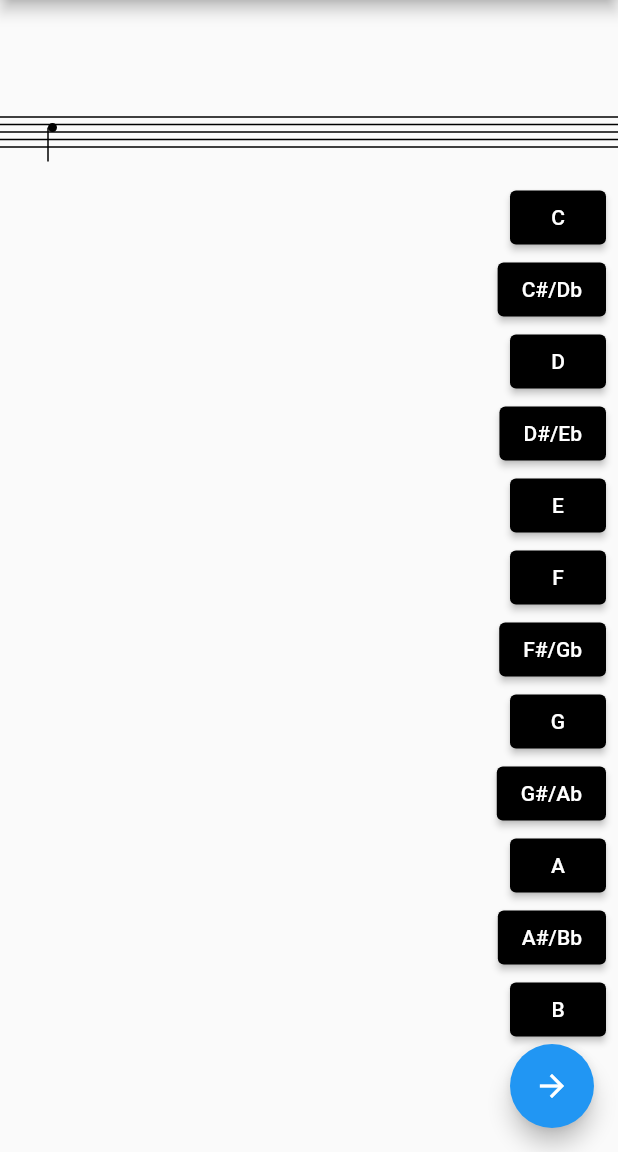
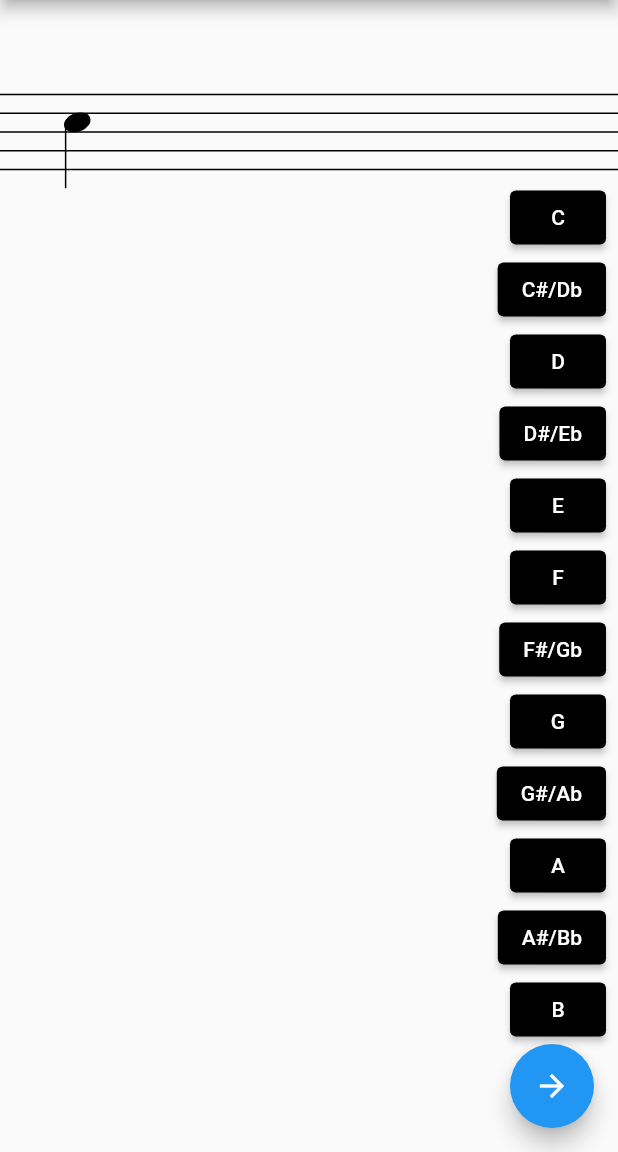
Before and after one commit to bretjackson/MusicNotato, a Flutter app: the screen it shows after launch, after a tap on "C#/Db", on a phone screen of 412 x 824 dp, the part 84-1236 px from its top. Run offline on Flutter 3.47's test engine with Material 2 defaults, Android fonts, the phone set to English and light mode, and no system bars; our stand-ins replace audioplayers.

Commit message:
Changed note-drawing graphics to look nicer and more professional.

```diff
--- a/lib/Graphics.dart
+++ b/lib/Graphics.dart
@@ -1,3 +1,5 @@
+import 'dart:math';
+
 import 'package:flutter/material.dart';
 
 class Graphics extends CustomPainter {
@@ -13,89 +15,136 @@ class Graphics extends CustomPainter {
     var paint = Paint()
       ..color = Colors.black
       ..strokeWidth = 1.0;
-    double radius = 3;
+    double x = size.height/4;
 
-    // draws the staff
-    canvas.drawLine(Offset(0, size.height * 0.3), Offset(size.width, size.height * 0.3), paint);
-    canvas.drawLine(Offset(0, size.height * 0.4), Offset(size.width, size.height * 0.4), paint);
-    canvas.drawLine(Offset(0, size.height * 0.5), Offset(size.width, size.height * 0.5), paint);
-    canvas.drawLine(Offset(0, size.height * 0.6), Offset(size.width, size.height * 0.6), paint);
-    canvas.drawLine(Offset(0, size.height * 0.7), Offset(size.width, size.height * 0.7), paint);
+    // Draws the staff
+    canvas.drawLine(Offset(0, 0), Offset(size.width, 0), paint);
+    canvas.drawLine(Offset(0, x), Offset(size.width, x), paint);
+    canvas.drawLine(Offset(0, 2*x), Offset(size.width, 2*x), paint);
+    canvas.drawLine(Offset(0, 3*x), Offset(size.width, 3*x), paint);
+    canvas.drawLine(Offset(0, 4*x), Offset(size.width, 4*x), paint);
 
-    // for(String note in noteList) {
     for(int i = 0; i < noteList.length; i++) {
       double xPosition = notePosition[i];
       if(noteList[i] =='c') {
-        double y = -28; // Current y-direction offset; determines note
-
-        canvas.drawCircle(Offset(xPosition,size.height+y), radius, paint);
-        canvas.drawLine(Offset(-radius+xPosition,size.height+y),Offset(-radius+xPosition,size.height*0.5-0.7*y),paint);
+        canvas.save();
+        canvas.translate(xPosition,0);
+        canvas.rotate(-20*(pi/180));
+        Rect noteHead = Offset(0, 1.5*x-0.15*x) & Size((748/512)*x, x);
+        canvas.drawOval(noteHead, paint);
+        canvas.translate(-xPosition,0);
+        canvas.restore();
+        canvas.drawLine(Offset(xPosition+0.7*x, 1.5*x), Offset(xPosition+0.7*x, 5*x), paint);
       }
       else if(noteList[i] =='cs') {
-        double y = -28; // Current y-direction offset; determines note
-
-        canvas.drawCircle(Offset(xPosition,size.height+y), radius, paint);
-        canvas.drawLine(Offset(-radius+xPosition,size.height+y),Offset(-radius+xPosition,size.height*0.5-0.7*y),paint);
+        canvas.save();
+        canvas.translate(xPosition,0);
+        canvas.rotate(-20*(pi/180));
+        Rect noteHead = Offset(0, 1.5*x-0.15*x) & Size((748/512)*x, x);
+        canvas.drawOval(noteHead, paint);
+        canvas.translate(-xPosition,0);
+        canvas.restore();
+        canvas.drawLine(Offset(xPosition+0.7*x, 1.5*x), Offset(xPosition+0.7*x, 5*x), paint);
       }
       else if(noteList[i] =='d') {
-        double y = -30; // Current y-direction offset; determines note
-
-        canvas.drawCircle(Offset(xPosition,size.height+y), radius, paint);
-        canvas.drawLine(Offset(-radius+xPosition,size.height+y),Offset(-radius+xPosition,size.height*0.5-0.5*y),paint);
+        canvas.save();
+        canvas.translate(xPosition,0);
+        canvas.rotate(-20*(pi/180));
+        Rect noteHead = Offset(0, x-0.15*x) & Size((748/512)*x, x);
+        canvas.drawOval(noteHead, paint);
+        canvas.translate(-xPosition,0);
+        canvas.restore();
+        canvas.drawLine(Offset(xPosition+0.5*x, x), Offset(xPosition+0.5*x, 4.5*x), paint);
       }
       else if(noteList[i] =='ds') {
-        double y = -30; // Current y-direction offset; determines note
-
-        canvas.drawCircle(Offset(xPosition,size.height+y), radius, paint);
-        canvas.drawLine(Offset(-radius+xPosition,size.height+y),Offset(-radius+xPosition,size.height*0.5-0.5*y),paint);
+        canvas.save();
+        canvas.translate(xPosition,0);
+        canvas.rotate(-20*(pi/180));
+        Rect noteHead = Offset(0, x-0.15*x) & Size((748/512)*x, x);
+        canvas.drawOval(noteHead, paint);
+        canvas.translate(-xPosition,0);
+        canvas.restore();
+        canvas.drawLine(Offset(xPosition+0.5*x, x), Offset(xPosition+0.5*x, 4.5*x), paint);
       }
       else if(noteList[i] =='e') {
-        double y = -32; // Current y-direction offset; determines note
-
-        canvas.drawCircle(Offset(xPosition,size.height+y), radius, paint);
-        canvas.drawLine(Offset(-radius+xPosition,size.height+y),Offset(-radius+xPosition,size.height*0.5-0.4*y),paint);
+        canvas.save();
+        canvas.translate(xPosition,0);
+        canvas.rotate(-20*(pi/180));
+        Rect noteHead = Offset(0, 0.5*x-0.15*x) & Size((748/512)*x, x);
+        canvas.drawOval(noteHead, paint);
+        canvas.translate(-xPosition,0);
+        canvas.restore();
+        canvas.drawLine(Offset(xPosition+0.35*x, 0.5*x), Offset(xPosition+0.35*x, 4*x), paint);
       }
       else if(noteList[i] =='f') {
-        double y = -34.5; // Current y-direction offset; determines note
-
-        canvas.drawCircle(Offset(xPosition,size.height+y), radius, paint);
-        canvas.drawLine(Offset(-radius+xPosition,size.height+y),Offset(-radius+xPosition,size.height*0.5-0.3*y),paint);
+        canvas.save();
+        canvas.translate(xPosition,0);
+        canvas.rotate(-20*(pi/180));
+        Rect noteHead = Offset(0, -0.15*x) & Size((748/512)*x, x);
+        canvas.drawOval(noteHead, paint);
+        canvas.translate(-xPosition,0);
+        canvas.restore();
+        canvas.drawLine(Offset(xPosition+0.15*x, 0), Offset(xPosition+0.15*x, 3.5*x), paint);
       }
       else if(noteList[i] =='fs') {
-        double y = -34.5; // Current y-direction offset; determines note
-
-        canvas.drawCircle(Offset(xPosition,size.height+y), radius, paint);
-        canvas.drawLine(Offset(-radius+xPosition,size.height+y),Offset(-radius+xPosition,size.height*0.5-0.3*y),paint);
+        canvas.save();
+        canvas.translate(xPosition,0);
+        canvas.rotate(-20*(pi/180));
+        Rect noteHead = Offset(0, -0.15*x) & Size((748/512)*x, x);
+        canvas.drawOval(noteHead, paint);
+        canvas.translate(-xPosition,0);
+        canvas.restore();
+        canvas.drawLine(Offset(xPosition+0.15*x, 0), Offset(xPosition+0.15*x, 3.5*x), paint);
       }
       else if(noteList[i] =='g') { // correct
-        double y = -38; // Current y-direction offset; determines note
-
-        canvas.drawCircle(Offset(xPosition,size.height+y), radius, paint);
-        canvas.drawLine(Offset(-radius+xPosition,size.height+y),Offset(-radius+xPosition,size.height*0.5-0.2*y),paint);
+        canvas.save();
+        canvas.translate(xPosition,0);
+        canvas.rotate(-20*(pi/180));
+        Rect noteHead = Offset(0, 3*x-0.15*x) & Size((748/512)*x, x);
+        canvas.drawOval(noteHead, paint);
+        canvas.translate(-xPosition,0);
+        canvas.restore();
+        canvas.drawLine(Offset(xPosition+2.5*x, 3*x), Offset(xPosition+2.5*x, -0.5*x), paint);
       }
       else if(noteList[i] =='gs') {
-        double y = -20; // Current y-direction offset; determines note
-
-        canvas.drawCircle(Offset(xPosition,size.height+y), radius, paint);
-        canvas.drawLine(Offset(radius+xPosition,size.height+y),Offset(radius+xPosition,size.height*0.5+0.8*y),paint);
+        canvas.save();
+        canvas.translate(xPosition,0);
+        canvas.rotate(-20*(pi/180));
+        Rect noteHead = Offset(0, 3*x-0.15*x) & Size((748/512)*x, x);
+        canvas.drawOval(noteHead, paint);
+        canvas.translate(-xPosition,0);
+        canvas.restore();
+        canvas.drawLine(Offset(xPosition+2.5*x, 3*x), Offset(xPosition+2.5*x, -0.5*x), paint);
       }
       else if(noteList[i] =='a') {
-        double y = -22; // Current y-direction offset; determines note
-
-        canvas.drawCircle(Offset(xPosition,size.height+y), radius, paint);
-        canvas.drawLine(Offset(radius+xPosition,size.height+y),Offset(radius+xPosition,size.height*0.5+0.8*y),paint);
+        canvas.save();
+        canvas.translate(xPosition,0);
+        canvas.rotate(-20*(pi/180));
+        Rect noteHead = Offset(0, 2.5*x-0.15*x) & Size((748/512)*x, x);
+        canvas.drawOval(noteHead, paint);
+        canvas.translate(-xPosition,0);
+        canvas.restore();
+        canvas.drawLine(Offset(xPosition+2.3*x, 2.5*x), Offset(xPosition+2.3*x, -x), paint);
       }
       else if(noteList[i] =='as') {
-        double y = -22; // Current y-direction offset; determines note
-
-        canvas.drawCircle(Offset(xPosition,size.height+y), radius, paint);
-        canvas.drawLine(Offset(radius+xPosition,size.height+y),Offset(radius+xPosition,size.height*0.5+0.8*y),paint);
+        canvas.save();
+        canvas.translate(xPosition,0);
+        canvas.rotate(-20*(pi/180));
+        Rect noteHead = Offset(0, 2.5*x-0.15*x) & Size((748/512)*x, x);
+        canvas.drawOval(noteHead, paint);
+        canvas.translate(-xPosition,0);
+        canvas.restore();
+        canvas.drawLine(Offset(xPosition+2.3*x, 2.5*x), Offset(xPosition+2.3*x, -x), paint);
       }
       else if(noteList[i] =='b') {
-        double y = -24.5; // Current y-direction offset; determines note
-
-        canvas.drawCircle(Offset(xPosition,size.height+y), radius, paint);
-        canvas.drawLine(Offset(radius+xPosition,size.height+y),Offset(radius+xPosition,size.height*0.5+0.8*y),paint);
+        canvas.save();
+        canvas.translate(xPosition,0);
+        canvas.rotate(-20*(pi/180));
+        Rect noteHead = Offset(0, 2*x-0.15*x) & Size((748/512)*x, x);
+        canvas.drawOval(noteHead, paint);
+        canvas.translate(-xPosition,0);
+        canvas.restore();
+        canvas.drawLine(Offset(xPosition+2.2*x, 2*x), Offset(xPosition+2.2*x, -1.5*x), paint);
       }
     }
   }
--- a/lib/main.dart
+++ b/lib/main.dart
@@ -44,7 +44,7 @@ class _MyHomePageState extends State<MyHomePage> {
     Note? currentNote;
     String currentNoteString = '';
     String noteName = '';
-    double x = 20;
+    double xPosition = 20;
     List<String> noteList = [];
     List<double> notePosition = [];
 
@@ -64,10 +64,9 @@ class _MyHomePageState extends State<MyHomePage> {
     setState(() {
       noteName = currentNote.note;
       noteList.add(noteName);
-      notePosition.add(x+15);
-      x += 15;
+      notePosition.add(xPosition+15);
+      xPosition += 40;
       _allNotes.add(currentNote);
-      print(noteList);
     });
   }
 
@@ -84,7 +83,7 @@ class _MyHomePageState extends State<MyHomePage> {
             CustomPaint(
               size: const Size(1000, 50),
               // size: Size(context.size!.width, context.size!.height), // does not work; compile error
-              painter: Graphics(noteName, x, noteList, notePosition),
+              painter: Graphics(noteName, xPosition, noteList, notePosition),
             ),
             ButtonBar(children: <Widget>[
               ElevatedButton(
```
